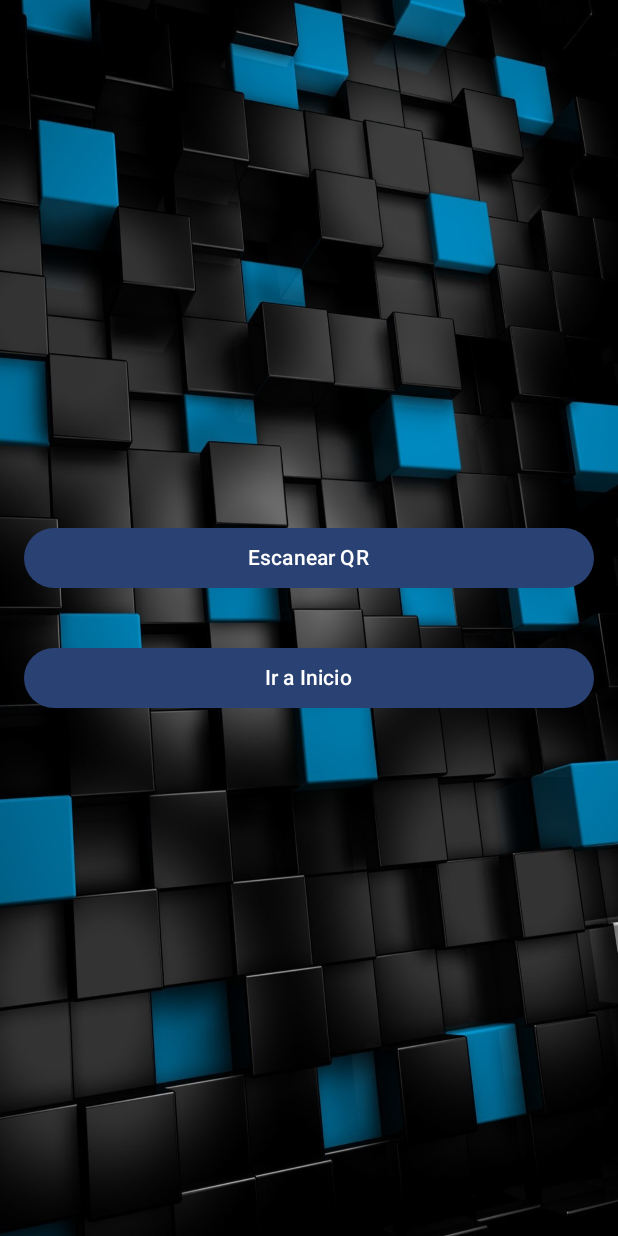
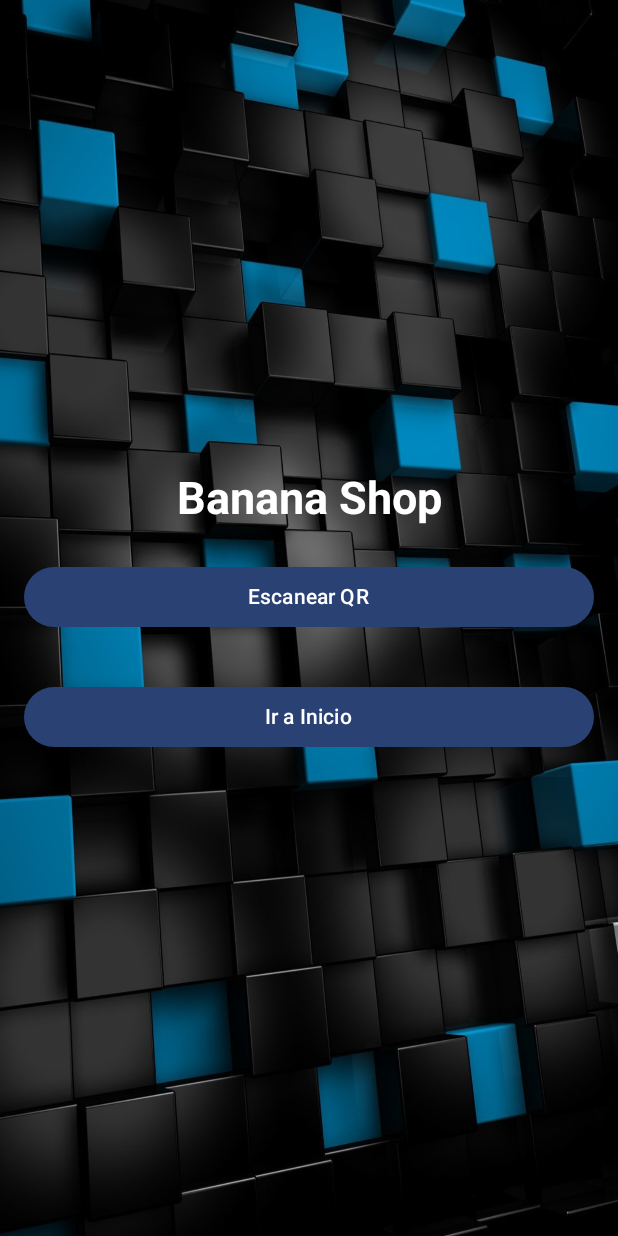
Before and after one commit to Meguiito/proyectotiendaropa, an Android app built with Jetpack Compose: the InicioActivity screen opened directly, with no data from a screen before it, after a tap on "Volver", on a phone screen of 412 x 824 dp. Run offline under Robolectric (Android 15) with nearby library versions, the phone set to English and light mode, and no system bars; libraries missing offline, so code that uses them is left out: com.google.zxing.integration.

Commit message:
boton back en inicio y añadido titulo en main

```diff
--- a/app/src/main/java/com/example/myapplication/MainActivity.kt
+++ b/app/src/main/java/com/example/myapplication/MainActivity.kt
@@ -18,12 +18,16 @@ import androidx.compose.runtime.Composable
 import androidx.compose.ui.Alignment
 import androidx.compose.ui.Modifier
 import androidx.compose.ui.draw.scale
+import androidx.compose.ui.graphics.Color
 import androidx.compose.ui.graphics.painter.Painter
 import androidx.compose.ui.layout.ContentScale
 import androidx.compose.ui.platform.LocalContext
 import androidx.compose.ui.res.painterResource
+import androidx.compose.ui.text.TextStyle
+import androidx.compose.ui.text.font.FontWeight
 import androidx.compose.ui.tooling.preview.Preview
 import androidx.compose.ui.unit.dp
+import androidx.compose.ui.unit.sp
 import com.example.myapplication.ui.theme.MyApplicationTheme
 import com.google.zxing.integration.android.IntentIntegrator
 
@@ -97,13 +101,24 @@ fun BoxWithBackground(content: @Composable () -> Unit) {
 @Composable
 fun QRScannerAndButtons(activity: ComponentActivity) {
     val context = LocalContext.current
-
+    val titleTextStyle = TextStyle(
+        fontSize = 30.sp,
+        fontWeight = FontWeight.Bold,
+        color = Color.White
+    )
     Column(
         modifier = Modifier
             .padding(16.dp),
         verticalArrangement = Arrangement.Center,
         horizontalAlignment = Alignment.CenterHorizontally
     ) {
+        // Título "Banana Shop"
+        Text(
+            text = "Banana Shop",
+            style = titleTextStyle,
+            modifier = Modifier.align(Alignment.CenterHorizontally)
+        )
+        Spacer(modifier = Modifier.height(16.dp))
         Button(
             onClick = {
                 val integrator = IntentIntegrator(activity)
--- a/app/src/main/java/com/example/myapplication/inicio.kt
+++ b/app/src/main/java/com/example/myapplication/inicio.kt
@@ -48,7 +48,7 @@ fun InicioScreen() {
     Column(
         modifier = Modifier.fillMaxSize(),
         verticalArrangement = Arrangement.Top,
-        horizontalAlignment = Alignment.CenterHorizontally
+        horizontalAlignment = Alignment.Start
     ) {
         // Botón de "volver"
         IconButton(
@@ -66,21 +66,21 @@ fun InicioScreen() {
                 tint = Color.White
             )
         }
-        // Título "Banana Shop"
-        Text(
-            text = "Banana Shop",
-            style = titleTextStyle,
-            modifier = Modifier.padding(top = 60.dp)
-        )
 
         // Columna que contiene los botones de la pantalla
         Column(
-            modifier = Modifier.fillMaxWidth().padding(top = 60.dp),
+            modifier = Modifier.fillMaxWidth(),
             verticalArrangement = Arrangement.Top,
             horizontalAlignment = Alignment.CenterHorizontally
         ) {
+            // Título "Banana Shop"
+            Text(
+                text = "Banana Shop",
+                style = titleTextStyle,
+                modifier = Modifier.padding(top = 40.dp)
+            )
             // Botones con texto "Ingresar", "Consultar", "Venta" y "Editar"
-            Spacer(modifier = Modifier.height(8.dp))
+            Spacer(modifier = Modifier.height(50.dp))
             Button(
                 onClick = {
                     val intent = Intent(context, MainActivity::class.java)
```
